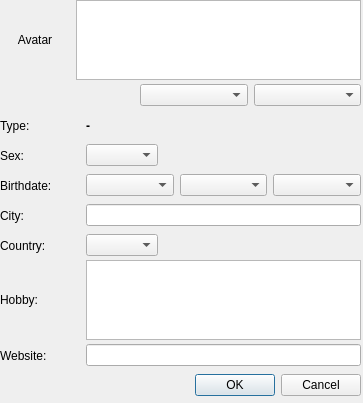
First picture: the form in ui/my_profile.ui, repository gitter-badger/simplechatclient, before the edit.
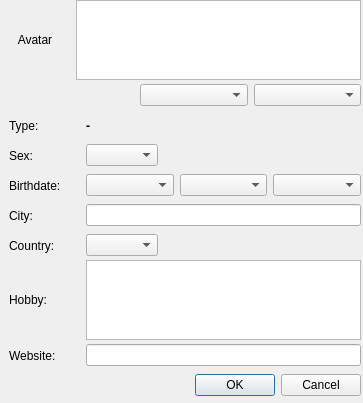
Second picture: the form after the edit. Icons and pictures are not drawn.

Diff of the .ui file:
```diff
--- a/ui/my_profile.ui
+++ b/ui/my_profile.ui
@@ -189,6 +189,9 @@
         <height>16777215</height>
        </size>
       </property>
+      <property name="styleSheet">
+       <string notr="true">margin-left:6px;</string>
+      </property>
       <property name="text">
        <string>Type:</string>
       </property>
@@ -230,6 +233,9 @@
         <height>16777215</height>
        </size>
       </property>
+      <property name="styleSheet">
+       <string notr="true">margin-left:6px;</string>
+      </property>
       <property name="text">
        <string>Sex:</string>
       </property>
@@ -277,6 +283,9 @@
         <height>16777215</height>
        </size>
       </property>
+      <property name="styleSheet">
+       <string notr="true">margin-left:6px;</string>
+      </property>
       <property name="text">
        <string>Birthdate:</string>
       </property>
@@ -317,6 +326,9 @@
         <height>16777215</height>
        </size>
       </property>
+      <property name="styleSheet">
+       <string notr="true">margin-left:6px;</string>
+      </property>
       <property name="text">
        <string>City:</string>
       </property>
@@ -351,6 +363,9 @@
         <height>16777215</height>
        </size>
       </property>
+      <property name="styleSheet">
+       <string notr="true">margin-left:6px;</string>
+      </property>
       <property name="text">
        <string>Country:</string>
       </property>
@@ -398,6 +413,9 @@
         <height>16777215</height>
        </size>
       </property>
+      <property name="styleSheet">
+       <string notr="true">margin-left:6px;</string>
+      </property>
       <property name="text">
        <string>Website:</string>
       </property>
@@ -451,6 +469,9 @@
         <height>16777215</height>
        </size>
       </property>
+      <property name="styleSheet">
+       <string notr="true">margin-left:6px;</string>
+      </property>
       <property name="text">
        <string>Hobby:</string>
       </property>
```
